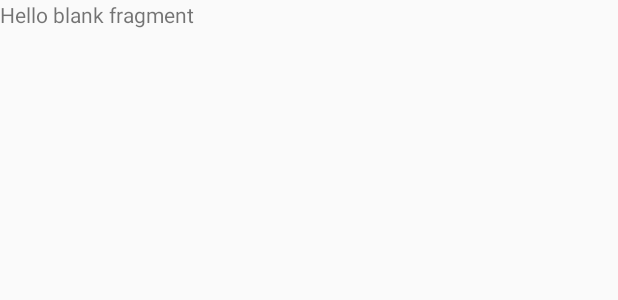
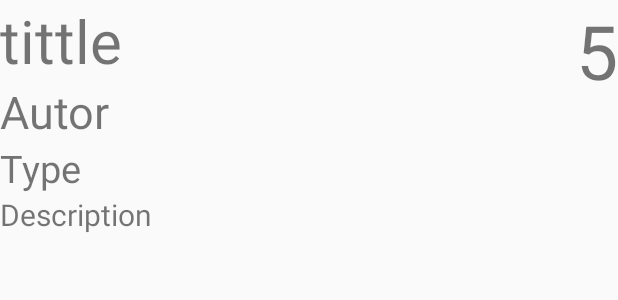
Before and after one commit to badwolf4/Books_Films_list, an Android app: the layout fragment_book_item_detailed.xml on its own in the app's theme, with its tools: preview values and no code run, on a phone screen of 412 x 824 dp. Shown: the top 300 px of the screen. Run offline under Robolectric (Android 15) with nearby library versions, the phone set to English and light mode, and no system bars.

Commit message:
adding detailed view for book list elements

```diff
--- a/app/src/main/java/com/gohool/booksfilmslist/Comunicator.kt
+++ b/app/src/main/java/com/gohool/booksfilmslist/Comunicator.kt
@@ -3,6 +3,7 @@ package com.gohool.booksfilmslist
 import com.gohool.booksfilmslist.classes.Book
 
 public interface Comunicator {
-    fun nextFragment(id :Int);
+    fun nextFragment(id :Int)
     fun nextDetailedBookItemFragment(book : Book)
+
 }
--- a/app/src/main/java/com/gohool/booksfilmslist/fragments/BooksFragmet.kt
+++ b/app/src/main/java/com/gohool/booksfilmslist/fragments/BooksFragmet.kt
@@ -1,19 +1,16 @@
 package com.gohool.booksfilmslist.fragments
 
 import android.os.Bundle
-import android.util.Log
 import androidx.fragment.app.Fragment
 import android.view.LayoutInflater
 import android.view.View
 import android.view.ViewGroup
-import android.widget.Toast
 import androidx.recyclerview.widget.LinearLayoutManager
 import com.gohool.booksfilmslist.Comunicator
 import com.gohool.booksfilmslist.adapters.BooksAdapter
 import com.gohool.booksfilmslist.R
 import com.gohool.booksfilmslist.adapters.onBookItemClickListener
 import com.gohool.booksfilmslist.classes.Book
-import com.google.android.material.floatingactionbutton.FloatingActionButton
 import kotlinx.android.synthetic.main.books_fragmet.*
 
 
@@ -131,6 +128,7 @@ class BooksFragmet : onBookItemClickListener, Fragment() {
 
     override fun onItemClick(item: Book, position: Int) {
         comunicator.nextDetailedBookItemFragment(item)
+
     }
 
 }
--- a/app/src/main/res/layout/fragment_book_item_detailed.xml
+++ b/app/src/main/res/layout/fragment_book_item_detailed.xml
@@ -1,14 +1,62 @@
 <?xml version="1.0" encoding="utf-8"?>
-<FrameLayout xmlns:android="http://schemas.android.com/apk/res/android"
+<LinearLayout xmlns:android="http://schemas.android.com/apk/res/android"
     xmlns:tools="http://schemas.android.com/tools"
     android:layout_width="match_parent"
     android:layout_height="match_parent"
+    android:orientation="vertical"
     tools:context=".fragments.BookItemDetailedFragment">
 
-    <!-- TODO: Update blank fragment layout -->
+    <LinearLayout
+        android:layout_width="match_parent"
+        android:layout_height="wrap_content"
+        android:orientation="horizontal">
+
+        <LinearLayout
+            android:layout_width="wrap_content"
+            android:layout_height="wrap_content"
+            android:orientation="vertical">
+
+            <TextView
+                android:id="@+id/tittle_detailed"
+                android:text="tittle"
+                android:textSize="40sp"
+                android:layout_width="wrap_content"
+                android:layout_height="wrap_content"
+                />
+            <TextView
+                android:id="@+id/author_detailed"
+                android:layout_width="wrap_content"
+                android:layout_height="wrap_content"
+                android:text="Autor"
+                android:textSize="30sp"
+                />
+            <TextView
+                android:id="@+id/type_detailed"
+                android:layout_width="wrap_content"
+                android:layout_height="wrap_content"
+                android:text="Type"
+                android:textSize="25sp"
+                />
+        </LinearLayout>
+        <TextView
+            android:id="@+id/priority_detailed"
+            android:layout_width="wrap_content"
+            android:layout_height="wrap_content"
+            android:text="5"
+            android:textSize="50sp"
+            android:gravity="right"
+            android:layout_weight="1"
+
+            />
+    </LinearLayout>
+
     <TextView
-        android:layout_width="match_parent"
-        android:layout_height="match_parent"
-        android:text="@string/hello_blank_fragment" />
+        android:id="@+id/description_detailed"
+        android:layout_width="wrap_content"
+        android:layout_height="wrap_content"
+        android:text="Description"
+        android:textSize="20sp"
+        />
 
-</FrameLayout>
+
+</LinearLayout>
```
Also changed, not shown: app/src/main/java/com/gohool/booksfilmslist/activities/MainActivity.kt (+11 -0 lines), app/src/main/java/com/gohool/booksfilmslist/fragments/BookItemDetailedFragment.kt (+35 -0 lines).
